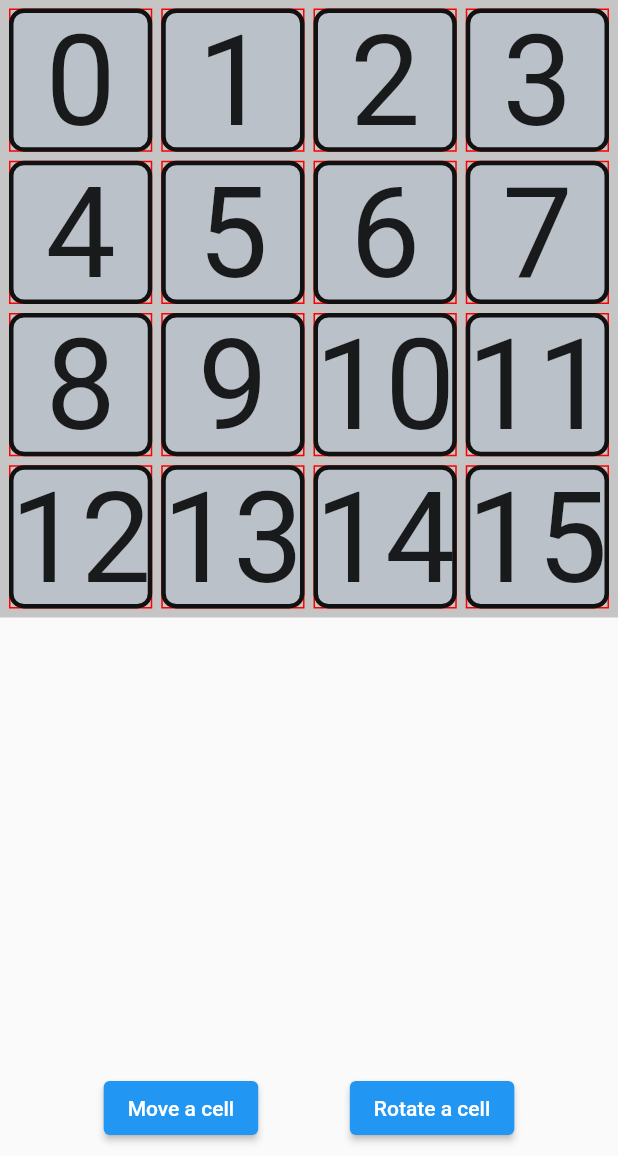
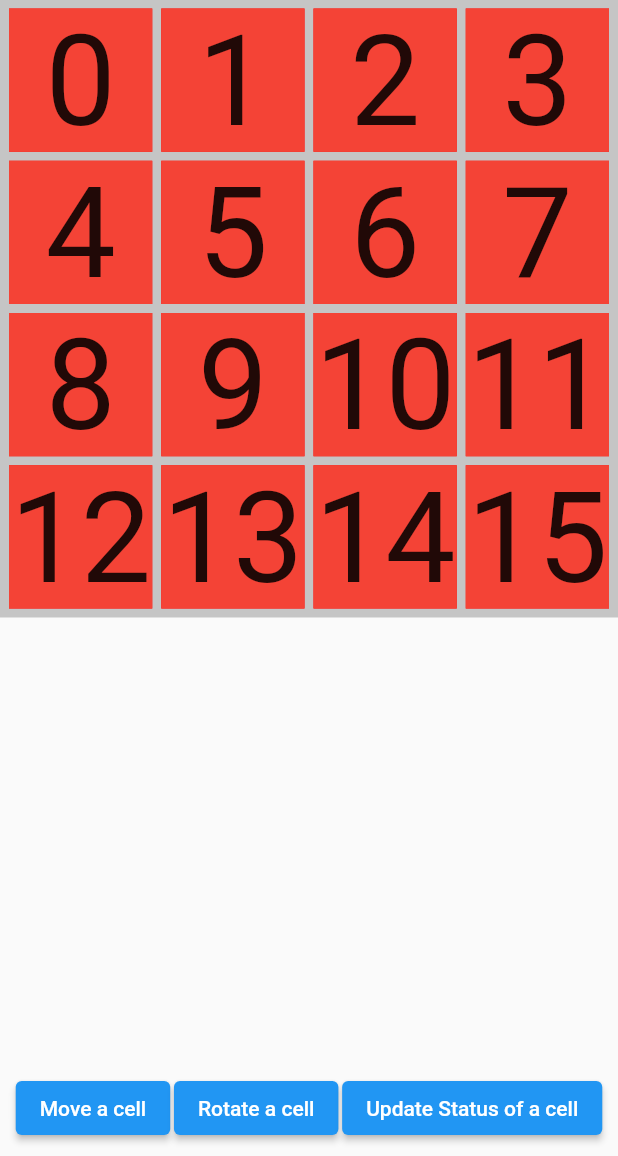
Before and after one commit to agtrlabs/grid_board, a Flutter app: the screen it shows after launch, on a phone screen of 412 x 824 dp, the part 80-1236 px from its top. Run offline on Flutter 3.47's test engine with Material 2 defaults, Android fonts, the phone set to English and light mode, and no system bars.

Commit message:
update gridCell

```diff
--- a/example/lib/home_page.dart
+++ b/example/lib/home_page.dart
@@ -2,6 +2,7 @@ import 'dart:math';
 
 import 'package:flutter/material.dart';
 import 'package:grid_board/grid_board.dart';
+
 
 
 
@@ -14,7 +15,9 @@ class HomePage extends StatelessWidget {
     GridBoardProperties gridBoardProperties =
         GridBoardProperties(gridSize: gridSize);
     GridBoardController gridBoardController =
-        GridBoardController(gridBoardProperties: gridBoardProperties);
+        GridBoardController(
+      gridBoardProperties: gridBoardProperties,
+    );
 
     /*for (var i = 0; i < gridSize.cellCount; i++) {
       var cell = GridCell(index: i, stringValue: i.toStringAsFixed(2), child: );
@@ -74,6 +77,19 @@ class HomePage extends StatelessWidget {
                     },
                     child: Text('Rotate a cell'),
                   ),
+                  ElevatedButton(
+                    onPressed: () {
+                      var rnd = Random(DateTime.now().millisecond);
+                      int idx = rnd.nextInt(gridSize.cellCount);
+                      int status = rnd.nextInt(GridCellStatus.values.length);
+
+                      print(
+                          "Update gridBoardController.updateCellStatus($idx,${GridCellStatus.values[status]});");
+                      gridBoardController.updateCellStatus(
+                          idx, GridCellStatus.values[status]);
+                    },
+                    child: Text('Update Status of a cell'),
+                  ),
                 ],
               ),
             ),
--- a/lib/grid_board.dart
+++ b/lib/grid_board.dart
@@ -7,3 +7,4 @@ export 'src/value_objects/grid_position.dart';
 export 'src/value_objects/grid_tap_details.dart';
 export 'src/value_objects/move_to_data.dart';
 export 'src/grid_board_properties.dart';
+export 'src/grid_cell_status.dart';
--- a/lib/src/grid_board.dart
+++ b/lib/src/grid_board.dart
@@ -224,7 +224,7 @@ class _GridBoardState extends State<GridBoard> {
             child: SizedBox(
               width: widget.cellSize.width,
               height: widget.cellSize.height,
-              child: currentCell.child,
+              child: currentCell,
             ),
           )));
     }
--- a/lib/src/grid_board_controller.dart
+++ b/lib/src/grid_board_controller.dart
@@ -1,4 +1,6 @@
+import 'package:flutter/material.dart';
 import 'package:flutter/widgets.dart';
+import 'package:grid_board/src/grid_cell_status.dart';
 import '../src/grid_board_properties.dart';
 import '../src/grid_cell.dart';
 import '../src/value_objects/move_to_data.dart';
@@ -19,25 +21,39 @@ class GridBoardController extends ChangeNotifier {
   void updateMoved(MoveToData moved) {
     moveToList.removeWhere((element) => element == moved);
     var temp;
-    temp = cells[moved.from].index;
-    cells[moved.from].index = cells[moved.to].index;
-    cells[moved.to].index = temp;
-
+    temp = cells[moved.from];
+    cells[moved.from] = cells[moved.to];
+    cells[moved.to] = temp;
   }
 
   void resetCells(int cellCount) {
     cells = List.generate(
       cellCount,
-      (index) => LetterBox(index: index, stringValue: index.toString()),
+      (index) => GridCell(
+        gridCellChildMap: {
+          GridCellStatus.initial: Container(
+            key: ValueKey(index + 1),
+            width: 800,
+            color: Colors.red,
+            child: FittedBox(child: Text('$index')),
+          ),
+          GridCellStatus.selected: Container(
+              width: 800,
+              key: ValueKey(index + 2),
+              color: Colors.green,
+              child: FittedBox(child: Text('${index + 16}'))),
+        },
+      ),
     );
     for (var i = 0; i < cellCount; i++) {
       cellPositions[i] = i;
+      //cells[i].updateStatus(GridCellStatus.initial);
     }
   }
 
   /// get the Grid cell at index
   List<GridCell> cellAt(int index) {
-    return cells.where((element) => element.index == index).toList();
+    return cells.where((element) => element.hashCode == index).toList();
   }
 
   // returns where to move the element at fromIndex
@@ -58,7 +74,18 @@ class GridBoardController extends ChangeNotifier {
     rotation.remove(index);
   }
 
-  GridBoardController({required this.gridBoardProperties}) {
-    resetCells(gridBoardProperties.gridSize.cellCount);
+  void updateCellStatus(int index, GridCellStatus status) {
+    cells[index].updateStatus(status);
+  }
+
+  GridBoardController(
+      {required this.gridBoardProperties, List<GridCell>? cells}) {
+    if (cells == null) {
+      resetCells(gridBoardProperties.gridSize.cellCount);
+    } else {
+      this.cells = cells;
+    }
+
+    print('gridBoardController Create');
   }
 }
--- a/lib/src/grid_cell.dart
+++ b/lib/src/grid_cell.dart
@@ -1,14 +1,66 @@
 import 'package:flutter/widgets.dart';
+import 'grid_cell_status.dart';
 
-class GridCell {
-  int index;
-  String stringValue;
-  Widget child;
+typedef GridCellBuilder = Widget Function(GridCellStatus status);
+
+class GridCell extends StatefulWidget {
+  final GridCellStatus status;
   GridCell({
-    required this.index,
-    this.child = const Text(''),
-    this.stringValue = '',
+    Key? key,
+    required this.gridCellChildMap,
+    this.status = GridCellStatus.initial,
+    this.animatiodDuration = const Duration(milliseconds: 1000),
+  }) : super(key: key);
+
+  final Duration animatiodDuration;
+  final Map<GridCellStatus, Widget> gridCellChildMap;
+  @override
+  State<GridCell> createState() => myAppState;
+
+  final _GridCellState myAppState = _GridCellState();
+
+  void updateStatus(GridCellStatus status) {
+    myAppState.updateStatus(status);
+  }
+}
+
+class _GridCellState extends State<GridCell> {
+  late GridCellStatus currentStatus;
+  void updateStatus(GridCellStatus status) {
+    setState(() {
+      currentStatus = status;
+    });
+  }
+
+  @override
+  void initState() {
+    super.initState();
+    currentStatus = widget.status;
+  }
+
+  @override
+  Widget build(BuildContext context) {
+    print('gridCell Build!');
+    Widget currentChild = widget.gridCellChildMap[currentStatus]!;
+    return AnimatedSwitcher(
+      duration: const Duration(milliseconds: 500),
+      child: currentChild,
+    );
+  }
+}
+/*
+class GridCell extends {
+  Widget _child = Container();
+  Widget get child => _child;
+  GridCellBuilder builder;
+  GridCell({
+    required this.builder,
   });
+
+  void updateStatus(GridCellStatus status) {
+    Widget newChild = builder(status);
+
+  }
 }
 
 class LetterBox extends GridCell {
@@ -25,3 +77,4 @@ class LetterBox extends GridCell {
         child: FittedBox(child: Text(stringValue)));
   }
 }
+*/
--- /dev/null
+++ b/lib/src/grid_cell_status.dart
@@ -0,0 +1,4 @@
+enum GridCellStatus {
+  initial,
+  selected,
+}
```
